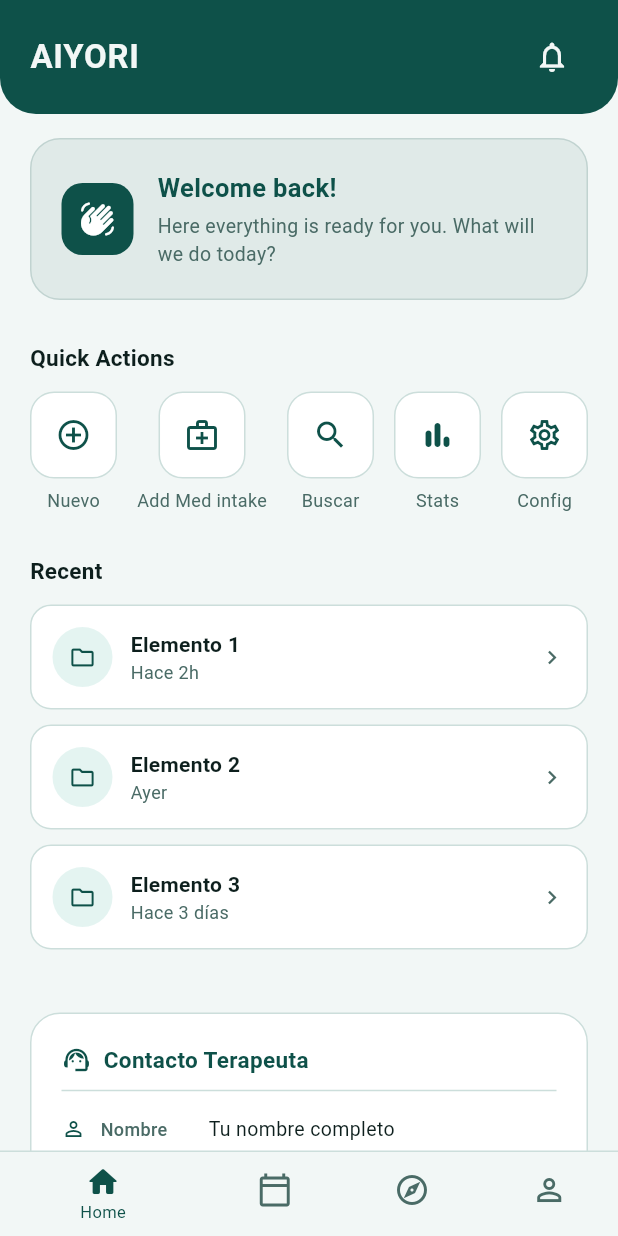
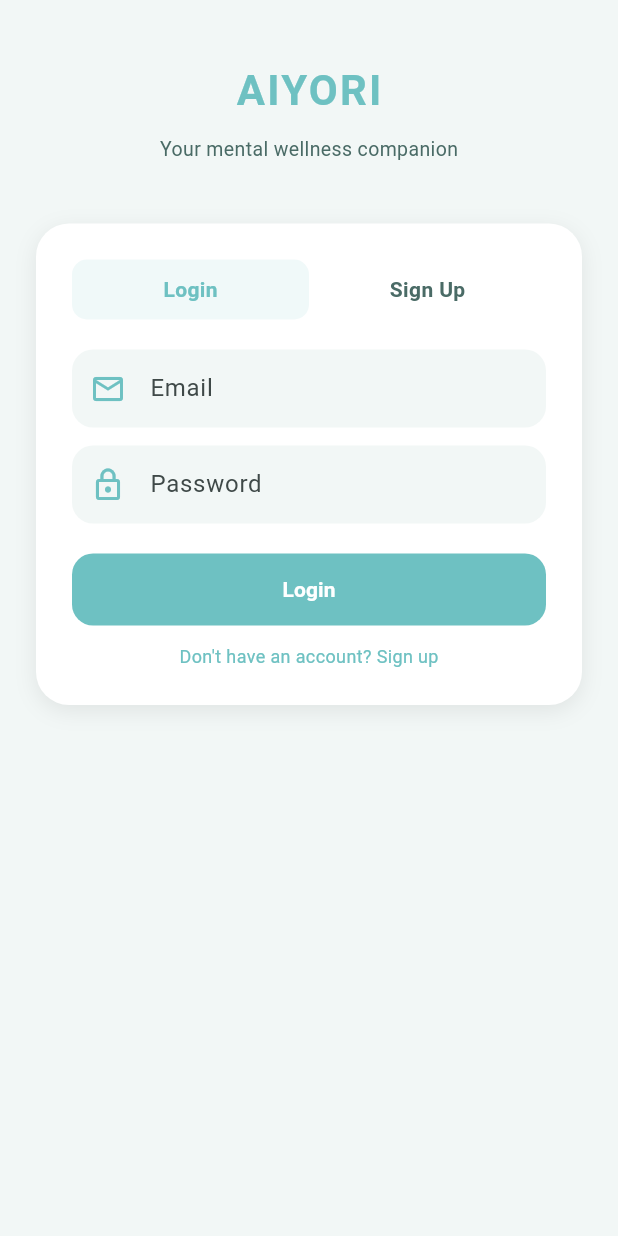
Before and after one commit to Aledgez05/AIYORI, a Flutter app: the screen it shows after launch, on a phone screen of 412 x 824 dp. Run offline on Flutter 3.47's test engine with Material 3 defaults, Android fonts, the phone set to English and light mode, and no system bars; our stand-ins replace cloud_firestore, firebase_analytics, firebase_auth, firebase_core, firebase_storage; accounts and stored records are empty.

Commit message:
Nuevos archivos, y modifique algunas cosas en main y colors, son prototipos del prototipo.

```diff
--- a/aiyori/lib/core/theme/app_colors.dart
+++ b/aiyori/lib/core/theme/app_colors.dart
@@ -5,9 +5,9 @@ class AppColors {
   AppColors._();
 
   // — Primarios —
-  static const Color primary        = Color(0xFF0E5149); // verde bosque
-  static const Color primaryLight   = Color(0xFF1A7A6E); // hover / estados
-  static const Color primaryDark    = Color(0xFF093D36); // pressed / sombras
+  static const Color primary     = Color(0xFF6EC1C2);
+  static const Color primaryLight  = Color(0xFF1A7A6E); // hover / estados
+  static const Color primaryDark = Color(0xFF0B1020);
 
   // — Acentos —
   static const Color accent         = Color(0xFF4DB6A4); // menta vibrante
@@ -31,4 +31,13 @@ class AppColors {
 
   // — Divisores —
   static const Color divider        = Color(0xFFCCDEDB);
+
+static const List<BoxShadow> softShadow = [
+  BoxShadow(
+    color: Color(0x14000000), // negro con opacidad baja
+    blurRadius: 12,
+    offset: Offset(0, 4),
+  ),
+];
+
 }
--- /dev/null
+++ b/aiyori/lib/features/home/presentation/screens/auth_screen.dart
@@ -0,0 +1,208 @@
+import 'package:flutter/material.dart';
+import '../../../../../core/theme/app_colors.dart';
+import 'home_screen.dart';
+import 'resgister_screen.dart';
+
+class AuthScreen extends StatefulWidget {
+  const AuthScreen({super.key});
+
+  @override
+  State<AuthScreen> createState() => _AuthScreenState();
+}
+
+class _AuthScreenState extends State<AuthScreen> {
+  bool isLogin = true;
+
+  final emailController = TextEditingController();
+  final passwordController = TextEditingController();
+
+  @override
+  Widget build(BuildContext context) {
+    return Scaffold(
+      backgroundColor: AppColors.surface,
+      body: SafeArea(
+        child: Padding(
+          padding: const EdgeInsets.symmetric(horizontal: 24),
+          child: Column(
+            children: [
+              const SizedBox(height: 40),
+
+              // LOGO / NOMBRE
+              const Text(
+                'AIYORI',
+                style: TextStyle(
+                  fontSize: 28,
+                  fontWeight: FontWeight.bold,
+                  color: AppColors.primary,
+                  letterSpacing: 1.5,
+                ),
+              ),
+
+              const SizedBox(height: 10),
+
+              const Text(
+                'Your mental wellness companion',
+                style: TextStyle(
+                  color: AppColors.textSecondary,
+                  fontSize: 13,
+                ),
+              ),
+
+              const SizedBox(height: 40),
+
+              // CARD
+              Container(
+                padding: const EdgeInsets.all(24),
+                decoration: BoxDecoration(
+                  color: Colors.white,
+                  borderRadius: BorderRadius.circular(22),
+                  boxShadow: AppColors.softShadow,
+                ),
+                child: Column(
+                  children: [
+                    // TOGGLE
+                    Row(
+                      children: [
+                        _buildTab('Login', isLogin),
+                        _buildTab('Sign Up', !isLogin),
+                      ],
+                    ),
+
+                    const SizedBox(height: 20),
+
+                    // EMAIL
+                    _buildInput(
+                      controller: emailController,
+                      hint: 'Email',
+                      icon: Icons.email_outlined,
+                    ),
+
+                    const SizedBox(height: 12),
+
+                    // PASSWORD
+                    _buildInput(
+                      controller: passwordController,
+                      hint: 'Password',
+                      icon: Icons.lock_outline,
+                      obscure: true,
+                    ),
+
+                    const SizedBox(height: 20),
+
+                    // BUTTON
+                    SizedBox(
+                      width: double.infinity,
+                      child: ElevatedButton(
+                        onPressed: () {
+                          if (isLogin) {
+                            _handleLogin();
+                            } else {
+                              Navigator.push(
+                                context,
+                                MaterialPageRoute(builder: (_) => const RegisterScreen()),
+                                );
+                              }
+                              },
+                        style: ElevatedButton.styleFrom(
+                          backgroundColor: AppColors.primary,
+                          padding: const EdgeInsets.symmetric(vertical: 14),
+                          shape: RoundedRectangleBorder(
+                            borderRadius: BorderRadius.circular(14),
+                          ),
+                          elevation: 0,
+                        ),
+                        child: Text(
+                          isLogin ? 'Login' : 'Create Account',
+                          style: const TextStyle(
+                            fontWeight: FontWeight.w600,
+                            color: Colors.white,
+                          ),
+                        ),
+                      ),
+                    ),
+
+                    const SizedBox(height: 12),
+
+                    // SWITCH TEXT
+                    GestureDetector(
+                      onTap: () {
+                        setState(() => isLogin = !isLogin);
+                      },
+                      child: Text(
+                        isLogin
+                            ? "Don't have an account? Sign up"
+                            : "Already have an account? Login",
+                        style: const TextStyle(
+                          color: AppColors.primary,
+                          fontSize: 12,
+                        ),
+                      ),
+                    ),
+                  ],
+                ),
+              ),
+            ],
+          ),
+        ),
+      ),
+    );
+  }
+
+  Widget _buildTab(String text, bool active) {
+    return Expanded(
+      child: GestureDetector(
+        onTap: () {
+          setState(() => isLogin = text == 'Login');
+        },
+        child: Container(
+          padding: const EdgeInsets.symmetric(vertical: 10),
+          decoration: BoxDecoration(
+            color: active ? AppColors.primary.withOpacity(0.1) : Colors.transparent,
+            borderRadius: BorderRadius.circular(10),
+          ),
+          child: Center(
+            child: Text(
+              text,
+              style: TextStyle(
+                color: active ? AppColors.primary : AppColors.textSecondary,
+                fontWeight: FontWeight.w600,
+              ),
+            ),
+          ),
+        ),
+      ),
+    );
+  }
+
+  Widget _buildInput({
+    required TextEditingController controller,
+    required String hint,
+    required IconData icon,
+    bool obscure = false,
+  }) {
+    return Container(
+      decoration: BoxDecoration(
+        color: AppColors.surface,
+        borderRadius: BorderRadius.circular(14),
+      ),
+      child: TextField(
+        controller: controller,
+        obscureText: obscure,
+        decoration: InputDecoration(
+          prefixIcon: Icon(icon, color: AppColors.primary),
+          hintText: hint,
+          border: InputBorder.none,
+          contentPadding: const EdgeInsets.symmetric(vertical: 14),
+        ),
+      ),
+    );
+  }
+
+  // aqui luego va lo de firebase auth, por ahora solo navega al home screen :)
+  void _handleLogin() {
+  Navigator.pushReplacement(
+    context,
+    MaterialPageRoute(builder: (_) => const HomeScreen()),
+  );
+}
+}
--- a/aiyori/lib/features/home/presentation/screens/home_screen.dart
+++ b/aiyori/lib/features/home/presentation/screens/home_screen.dart
@@ -12,50 +12,44 @@ class HomeScreen extends StatefulWidget {
 class _HomeScreenState extends State<HomeScreen> {
   Widget _buildQuickActionsGrid(BuildContext context) {
     const items = [
-      _ActionItem(icon: Icons.add_circle_outline,  label: 'Nuevo'),
-      _ActionItem(icon: Icons.medical_services_outlined, label: 'Add Med intake'),
-      _ActionItem(icon: Icons.search,              label: 'Buscar'),
-      _ActionItem(icon: Icons.bar_chart_rounded,   label: 'Stats'),
-      _ActionItem(icon: Icons.settings_outlined,   label: 'Config'),
-
+      _ActionItem(icon: Icons.add_circle_outline, label: 'New'),
+      _ActionItem(icon: Icons.medical_services_outlined, label: 'Log Medication'),
+      _ActionItem(icon: Icons.search, label: 'Search'),
+      _ActionItem(icon: Icons.bar_chart_rounded, label: 'Stats'),
+      _ActionItem(icon: Icons.settings_outlined, label: 'Settings'),
     ];
 
-    return Row(
-      mainAxisAlignment: MainAxisAlignment.spaceBetween,
-      children: items.map((item) => _ActionTile(
+    return Wrap(
+      spacing: 12,
+      runSpacing: 12,
+      children: items
+          .map((item) => _ActionTile(
                 item: item,
                 onTap: () => _onActionTap(context, item.label),
-      )).toList(),
+              ))
+          .toList(),
     );
   }
 
   void _onActionTap(BuildContext context, String label) {
     switch (label) {
-      case 'Add Med intake':
+      case 'Log Medication':
         Navigator.push(
           context,
           MaterialPageRoute(builder: (_) => const MedsTrackScreen()),
         );
         break;
-      // Add other cases if needed
       default:
-        // Do nothing or show a snackbar
         break;
     }
   }
 
   void _onBottomNavTap(BuildContext context, int index) {
-    switch (index) {
-      case 1: // Med Track
+    if (index == 1) {
       Navigator.push(
         context,
         MaterialPageRoute(builder: (_) => const MedsTrackScreen()),
       );
-        break;
-      // Add other cases if needed
-      default:
-        // Do nothing
-        break;
     }
   }
 
@@ -68,16 +62,15 @@ class _HomeScreenState extends State<HomeScreen> {
         backgroundColor: Colors.white,
         selectedItemColor: AppColors.primary,
         unselectedItemColor: AppColors.textSecondary,
-        selectedFontSize: 11,
-        unselectedFontSize: 11,
+        type: BottomNavigationBarType.fixed,
+        elevation: 8,
         currentIndex: 0,
-        elevation: 0,
         onTap: (index) => _onBottomNavTap(context, index),
         items: const [
-          BottomNavigationBarItem(icon: Icon(Icons.home_rounded),     label: 'Home'),
+          BottomNavigationBarItem(icon: Icon(Icons.home_rounded), label: 'Home'),
           BottomNavigationBarItem(icon: Icon(Icons.calendar_today_outlined), label: 'Med Track'),
-          BottomNavigationBarItem(icon: Icon(Icons.explore_outlined),  label: 'Explore'),
-          BottomNavigationBarItem(icon: Icon(Icons.person_outline),    label: 'Profile'),
+          BottomNavigationBarItem(icon: Icon(Icons.explore_outlined), label: 'Explore'),
+          BottomNavigationBarItem(icon: Icon(Icons.person_outline), label: 'Profile'),
         ],
       ),
     );
@@ -121,31 +114,30 @@ class _HomeScreenState extends State<HomeScreen> {
   }
 }
 
-// — Barra superior con nombre de la app y notificaciones —
+// TOP BAR
 class _TopBar extends StatelessWidget {
   @override
   Widget build(BuildContext context) {
     return Container(
-      padding: const EdgeInsets.symmetric(horizontal: 20, vertical: 14),
+      padding: const EdgeInsets.symmetric(horizontal: 20, vertical: 16),
       decoration: const BoxDecoration(
-        color: AppColors.primary,
-        borderRadius: BorderRadius.vertical(bottom: Radius.circular(24)),
+        color: AppColors.primaryDark,
+        borderRadius: BorderRadius.vertical(bottom: Radius.circular(28)),
       ),
       child: Row(
         mainAxisAlignment: MainAxisAlignment.spaceBetween,
         children: [
-          // Nombre de la app —
           const Text(
             'AIYORI',
             style: TextStyle(
-              color: AppColors.textOnDark,
-              fontSize: 22,
-              fontWeight: FontWeight.bold,
-              letterSpacing: 0.5,
+              color: Colors.white,
+              fontSize: 20,
+              fontWeight: FontWeight.w700,
+              letterSpacing: 1.2,
             ),
           ),
           IconButton(
-            icon: const Icon(Icons.notifications_outlined, color: AppColors.textOnDark),
+            icon: const Icon(Icons.notifications_outlined, color: Colors.white),
             onPressed: () {},
           ),
         ],
@@ -154,28 +146,26 @@ class _TopBar extends StatelessWidget {
   }
 }
 
-// — Banner de bienvenida —
+// WELCOME BANNER
 class _WelcomeBanner extends StatelessWidget {
   @override
   Widget build(BuildContext context) {
     return Container(
       padding: const EdgeInsets.all(20),
       decoration: BoxDecoration(
-        //deprecated, pero da un efecto sutil de fondo, se puede ajustar o eliminar
-        color: AppColors.primary.withOpacity(0.08),
+        color: AppColors.primary.withOpacity(0.12),
         borderRadius: BorderRadius.circular(20),
-        border: Border.all(color: AppColors.primary.withOpacity(0.15)),
+        boxShadow: AppColors.softShadow,
       ),
       child: Row(
         children: [
-          // Ícono decorativo
           Container(
             padding: const EdgeInsets.all(12),
             decoration: BoxDecoration(
               color: AppColors.primary,
               borderRadius: BorderRadius.circular(14),
             ),
-            child: const Icon(Icons.waving_hand_rounded, color: Colors.white, size: 24),
+            child: const Icon(Icons.favorite_rounded, color: Colors.white, size: 22),
           ),
           const SizedBox(width: 16),
           Expanded(
@@ -192,7 +182,7 @@ class _WelcomeBanner extends StatelessWidget {
                 ),
                 SizedBox(height: 4),
                 Text(
-                  'Here everything is ready for you. What will we do today?',
+                  'Everything is ready for you. What will we do today?',
                   style: TextStyle(
                     color: AppColors.textSecondary,
                     fontSize: 13,
@@ -207,7 +197,7 @@ class _WelcomeBanner extends StatelessWidget {
   }
 }
 
-// — Etiqueta de seccion —
+// SECTION LABEL
 class _SectionLabel extends StatelessWidget {
   final String text;
   const _SectionLabel(this.text);
@@ -220,7 +210,6 @@ class _SectionLabel extends StatelessWidget {
         fontSize: 15,
         fontWeight: FontWeight.w700,
         color: AppColors.textPrimary,
-        letterSpacing: 0.2,
       ),
     );
   }
@@ -232,52 +221,56 @@ class _ActionItem {
   const _ActionItem({required this.icon, required this.label});
 }
 
+// ACTION TILE
 class _ActionTile extends StatelessWidget {
   final _ActionItem item;
   final VoidCallback? onTap;
+
   const _ActionTile({required this.item, this.onTap});
 
   @override
   Widget build(BuildContext context) {
-    return MouseRegion(
-      cursor: SystemMouseCursors.click,
-      child: GestureDetector(
+    return GestureDetector(
       onTap: onTap,
       child: Column(
         children: [
           Container(
+            width: 70,
             padding: const EdgeInsets.all(16),
             decoration: BoxDecoration(
               color: Colors.white,
-                borderRadius: BorderRadius.circular(16),
-                border: Border.all(color: AppColors.divider),
+              borderRadius: BorderRadius.circular(18),
+              boxShadow: AppColors.softShadow,
             ),
             child: Icon(item.icon, color: AppColors.primary, size: 24),
           ),
           const SizedBox(height: 6),
-            Text(item.label,
-                style: const TextStyle(fontSize: 12, color: AppColors.textSecondary)),
+          SizedBox(
+            width: 70,
+            child: Text(
+              item.label,
+              textAlign: TextAlign.center,
+              style: const TextStyle(fontSize: 12, color: AppColors.textSecondary),
+            ),
+          ),
         ],
-        ),
       ),
     );
   }
 }
 
-// — Lista de elementos recientes —
+// RECENT LIST
 class _RecentList extends StatelessWidget {
   static const _items = [
-    _RecentItem(title: 'Elemento 1', subtitle: 'Hace 2h'),
-    _RecentItem(title: 'Elemento 2', subtitle: 'Ayer'),
-    _RecentItem(title: 'Elemento 3', subtitle: 'Hace 3 días'),
+    _RecentItem(title: 'Medication A', subtitle: '2h ago'),
+    _RecentItem(title: 'Medication B', subtitle: 'Yesterday'),
+    _RecentItem(title: 'Medication C', subtitle: '3 days ago'),
   ];
 
   @override
   Widget build(BuildContext context) {
     return Column(
-      children: _items
-          .map((item) => _RecentTile(item: item))
-          .toList(),
+      children: _items.map((item) => _RecentTile(item: item)).toList(),
     );
   }
 }
@@ -287,6 +280,7 @@ class _RecentItem {
   const _RecentItem({required this.title, required this.subtitle});
 }
 
+// RECENT TILE
 class _RecentTile extends StatelessWidget {
   final _RecentItem item;
   const _RecentTile({required this.item});
@@ -298,15 +292,15 @@ class _RecentTile extends StatelessWidget {
       padding: const EdgeInsets.all(14),
       decoration: BoxDecoration(
         color: Colors.white,
-        borderRadius: BorderRadius.circular(14),
-        border: Border.all(color: AppColors.divider),
+        borderRadius: BorderRadius.circular(16),
+        boxShadow: AppColors.softShadow,
       ),
       child: Row(
         children: [
           CircleAvatar(
             radius: 20,
-            backgroundColor: AppColors.accent.withOpacity(0.15),
-            child: const Icon(Icons.folder_outlined, color: AppColors.primary, size: 18),
+            backgroundColor: AppColors.primary.withOpacity(0.15),
+            child: const Icon(Icons.medication_outlined, color: AppColors.primary, size: 18),
           ),
           const SizedBox(width: 12),
           Expanded(
@@ -331,7 +325,7 @@ class _RecentTile extends StatelessWidget {
   }
 }
 
-// — Footer de contacto —
+// CONTACT FOOTER
 class _ContactFooter extends StatelessWidget {
   @override
   Widget build(BuildContext context) {
@@ -340,18 +334,17 @@ class _ContactFooter extends StatelessWidget {
       decoration: BoxDecoration(
         color: Colors.white,
         borderRadius: BorderRadius.circular(20),
-        border: Border.all(color: AppColors.divider),
+        boxShadow: AppColors.softShadow,
       ),
       child: Column(
         crossAxisAlignment: CrossAxisAlignment.start,
         children: [
-          // Encabezado
           Row(
             children: const [
-              Icon(Icons.support_agent_outlined, color: AppColors.primary, size: 20),
+              Icon(Icons.support_agent_outlined, color: AppColors.primary),
               SizedBox(width: 8),
               Text(
-                'Contacto Terapeuta',
+                'Therapist Contact',
                 style: TextStyle(
                   fontSize: 15,
                   fontWeight: FontWeight.bold,
@@ -360,15 +353,11 @@ class _ContactFooter extends StatelessWidget {
               ),
             ],
           ),
-          const Divider(height: 20, color: AppColors.divider),
-
-          // ——— Placeholder datos contacto, x ahora terapeuta? ———
-          _ContactRow(icon: Icons.person_outline,   label: 'Nombre',    value: 'Tu nombre completo'),
-          _ContactRow(icon: Icons.email_outlined,   label: 'Email',     value: 'tucorreo@ejemplo.com'),
-          _ContactRow(icon: Icons.phone_outlined,   label: 'Teléfono',  value: '+52 000 000 0000'),
-          _ContactRow(icon: Icons.language_outlined, label: 'Web',      value: 'www.tusitio.com'),
-          _ContactRow(icon: Icons.location_on_outlined, label: 'Ciudad', value: 'Tu ciudad, País'),
-          // —————————————————————————————
+          const SizedBox(height: 12),
+          const Divider(),
+          _ContactRow(icon: Icons.person_outline, label: 'Name', value: 'Your full name'),
+          _ContactRow(icon: Icons.email_outlined, label: 'Email', value: 'your@email.com'),
+          _ContactRow(icon: Icons.phone_outlined, label: 'Phone', value: '+52 000 000 0000'),
         ],
       ),
     );
@@ -378,6 +367,7 @@ class _ContactFooter extends StatelessWidget {
 class _ContactRow extends StatelessWidget {
   final IconData icon;
   final String label, value;
+
   const _ContactRow({required this.icon, required this.label, required this.value});
 
   @override
@@ -389,18 +379,13 @@ class _ContactRow extends StatelessWidget {
           Icon(icon, size: 16, color: AppColors.primary),
           const SizedBox(width: 10),
           SizedBox(
-            width: 72,
+            width: 70,
             child: Text(label,
-                style: const TextStyle(
-                    fontSize: 12,
-                    color: AppColors.textSecondary,
-                    fontWeight: FontWeight.w500)),
+                style: const TextStyle(fontSize: 12, color: AppColors.textSecondary)),
           ),
           Expanded(
             child: Text(value,
-                style: const TextStyle(
-                    fontSize: 13,
-                    color: AppColors.textPrimary)),
+                style: const TextStyle(fontSize: 13, color: AppColors.textPrimary)),
           ),
         ],
       ),
--- a/aiyori/lib/main.dart
+++ b/aiyori/lib/main.dart
@@ -1,13 +1,12 @@
 import 'package:flutter/material.dart';
 import 'core/theme/app_theme.dart';
-import 'features/home/presentation/screens/home_screen.dart';
 import 'package:firebase_core/firebase_core.dart';
 import 'firebase_options.dart';
 import 'package:firebase_auth/firebase_auth.dart';
 import 'package:cloud_firestore/cloud_firestore.dart';
 import 'package:firebase_storage/firebase_storage.dart';
 import 'package:firebase_analytics/firebase_analytics.dart';
-
+import 'features/home/presentation/screens/auth_screen.dart';
 
 const bool _useEmulator = true;
 void main() async {
@@ -45,7 +44,7 @@ class MyApp extends StatelessWidget {
       navigatorObservers: [
         FirebaseAnalyticsObserver(analytics: analytics),
       ],
-      home: const HomeScreen(),
+      home: const AuthScreen(),
     );
   }
 }
```
Also changed, not shown: aiyori/lib/features/home/presentation/screens/resgister_screen.dart (added, +210 -0 lines). Lines whose indentation alone changed are shown as unchanged.
